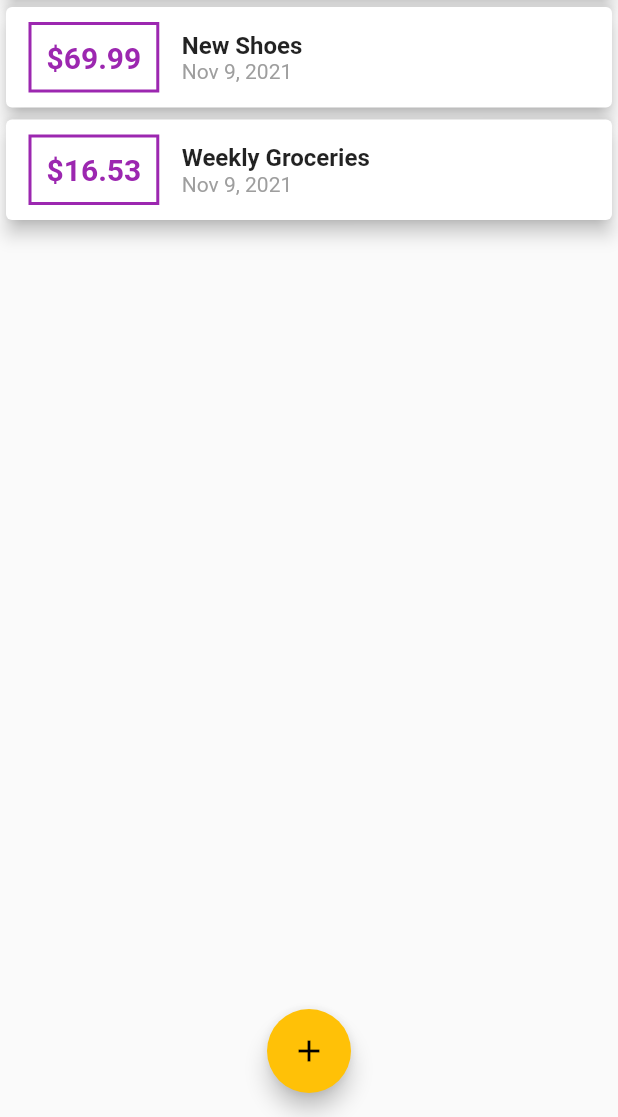
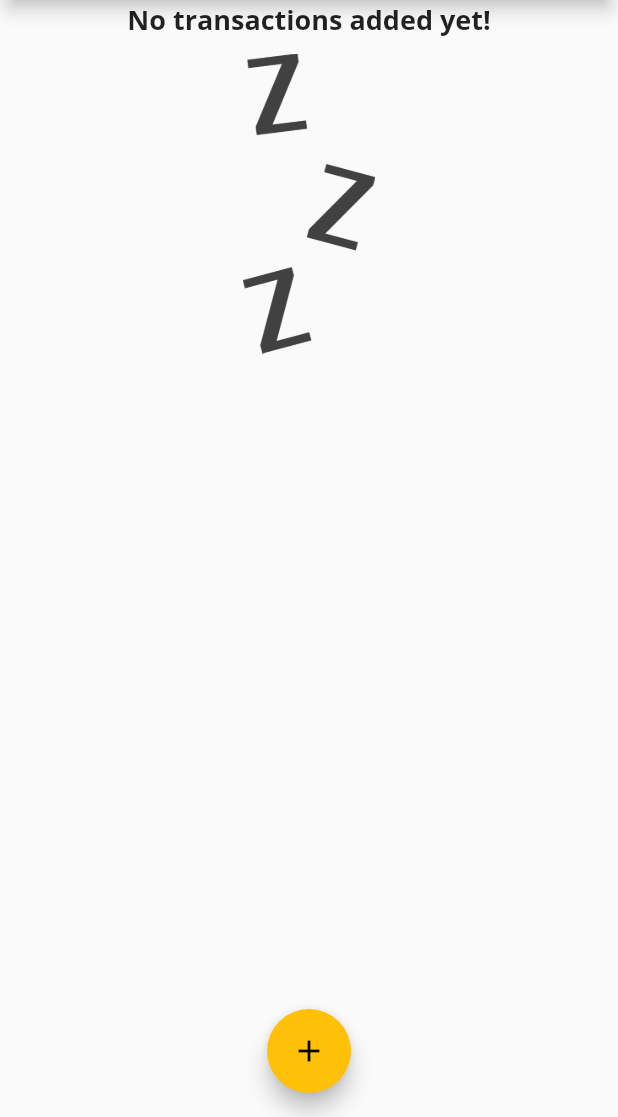
Before and after one commit to cmburch/MobileApps, a Flutter app: the screen it shows after launch, on a phone screen of 412 x 824 dp, the part 119-1236 px from its top. Run offline on Flutter 3.47's test engine with Material 2 defaults, Android fonts, the phone set to English and light mode, and no system bars.

Commit message:
[finance_app_2] add placeholder image for list with no created transactions

```diff
--- a/finance_app_2/lib/main.dart
+++ b/finance_app_2/lib/main.dart
@@ -52,18 +52,18 @@ class MyHomePage extends StatefulWidget {
 class _MyHomePageState extends State<MyHomePage> {
   static const String _appTitle = "Finance Mint";
   final List<Transaction> _userTransactions = [
-    Transaction(
-      id: 't1',
-      title: 'New Shoes',
-      amount: 69.99,
-      date: DateTime.now(),
-    ),
-    Transaction(
-      id: 't2',
-      title: 'Weekly Groceries',
-      amount: 16.53,
-      date: DateTime.now(),
-    ),
+    // Transaction(
+    //   id: 't1',
+    //   title: 'New Shoes',
+    //   amount: 69.99,
+    //   date: DateTime.now(),
+    // ),
+    // Transaction(
+    //   id: 't2',
+    //   title: 'Weekly Groceries',
+    //   amount: 16.53,
+    //   date: DateTime.now(),
+    // ),
   ];
 
   void _addTransaction(String txTitle, double txAmount) {
--- a/finance_app_2/lib/widgets/transaction_list.dart
+++ b/finance_app_2/lib/widgets/transaction_list.dart
@@ -11,7 +11,26 @@ class TransactionList extends StatelessWidget {
   Widget build(BuildContext context) {
     return Container(
       height: 300,
-      child: ListView.builder(
+      child: userTransactions.isEmpty
+          ? Column(
+              children: [
+                Text(
+                  'No transactions added yet!',
+                  style: Theme.of(context).textTheme.headline6,
+                ),
+                const SizedBox(
+                  height: 10,
+                ),
+                Container(
+                  height: 200,
+                  child: Image.asset(
+                    'assets/images/waiting.png',
+                    fit: BoxFit.cover,
+                  ),
+                )
+              ],
+            )
+          : ListView.builder(
         itemCount: userTransactions.length,
         itemBuilder: (BuildContext context, int index) {
           return Card(
```
